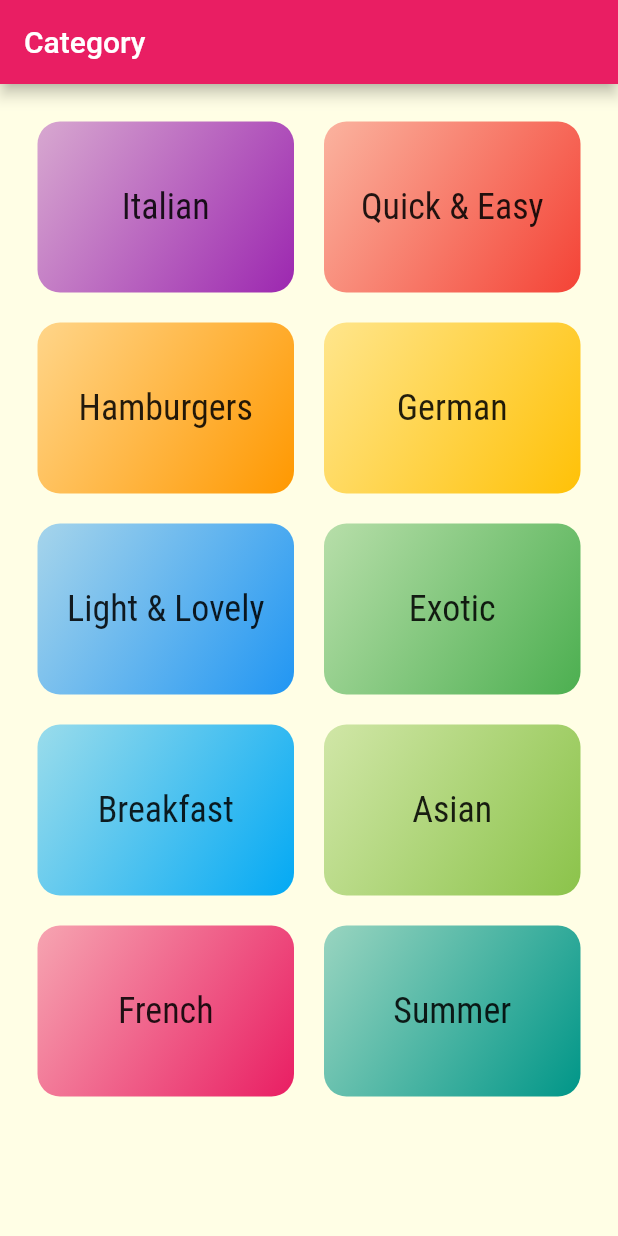
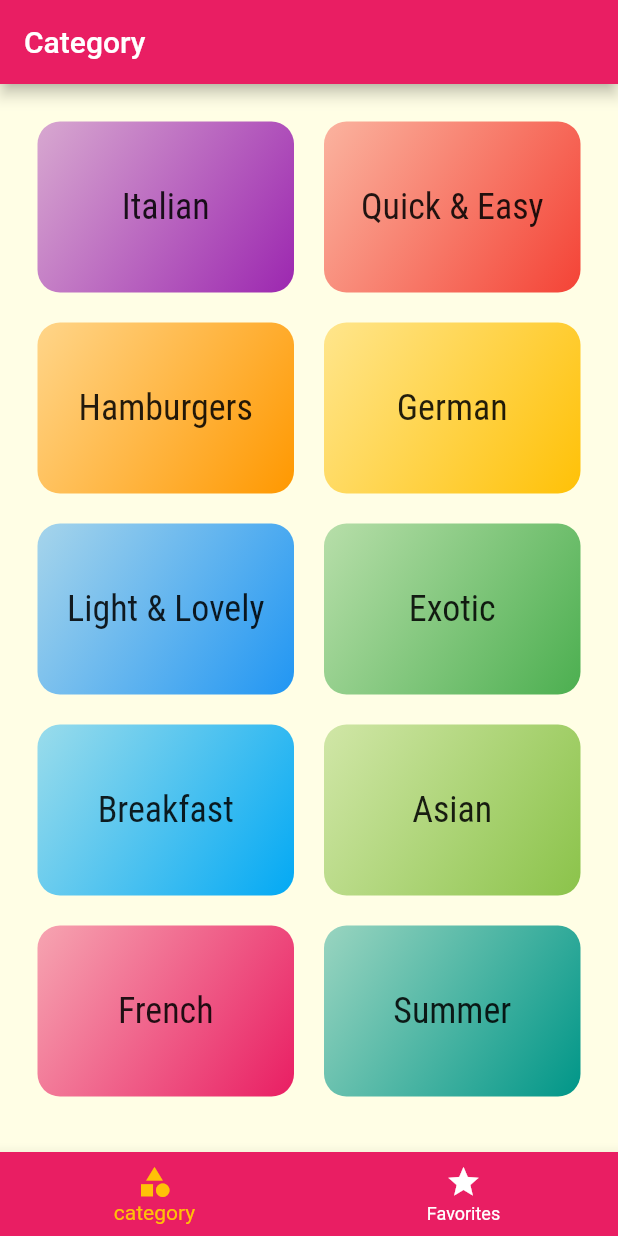
Before and after one commit to zakiabuqaoud/MealApp, a Flutter app: the screen it shows after launch, on a phone screen of 412 x 824 dp. Run offline on Flutter 3.47's test engine with Material 2 defaults, Android fonts, the phone set to English and light mode, and no system bars.

Commit message:
create botom navigator bar 10

```diff
--- a/lib/main.dart
+++ b/lib/main.dart
@@ -2,6 +2,7 @@ import 'package:flutter/material.dart';
 import 'package:meal_app/screens/CategoriesScreen.dart';
 import 'package:meal_app/screens/MealScreen.dart';
 import 'package:meal_app/screens/MealDetails.dart';
+import 'package:meal_app/screens/TabsScreen.dart';
 
 
 void main() {
@@ -28,8 +29,8 @@ class MyApp extends StatelessWidget {
           )
         ),
       ),
-      home: const MyHomePage(title: 'Flutter Demo Home Page'),
       routes: {
+        "/":(context) => TabsScreen(),
         CategoriesScreen.routeName : (context) => CategoriesScreen(),
         MealScreen.routeName: (context) => MealScreen(),
         MealDetails.routeName: (context) => MealDetails()
@@ -37,21 +38,3 @@ class MyApp extends StatelessWidget {
     );
   }
 }
-
-class MyHomePage extends StatefulWidget {
-  const MyHomePage({super.key, required this.title});
-
-  final String title;
-
-  @override
-  State<MyHomePage> createState() => _MyHomePageState();
-}
-
-class _MyHomePageState extends State<MyHomePage> {
-
-
-  @override
-  Widget build(BuildContext context) {
-    return CategoriesScreen();
-  }
-}
--- a/lib/screens/CategoriesScreen.dart
+++ b/lib/screens/CategoriesScreen.dart
@@ -10,9 +10,7 @@ class CategoriesScreen extends StatelessWidget {
 
   @override
   Widget build(BuildContext context) {
-    return Scaffold(
-      appBar: AppBar(title: const Text("Category")),
-      body: GridView(
+    return GridView(
         padding: const EdgeInsets.all(25.0),
         gridDelegate: const SliverGridDelegateWithMaxCrossAxisExtent(
           maxCrossAxisExtent: 200,
@@ -21,7 +19,6 @@ class CategoriesScreen extends StatelessWidget {
           mainAxisSpacing: 20
         ),
         children: DUMMY_CATEGORIES.map((categoryData) => CategoriesItem(id: categoryData.id, title: categoryData.title, color: categoryData.color)).toList(),
-      ),
-    );
+      );
   }
 }
--- /dev/null
+++ b/lib/screens/FavoritesScreen.dart
@@ -0,0 +1,17 @@
+import 'package:flutter/material.dart';
+
+class FavoritesScreen extends StatefulWidget {
+  const FavoritesScreen({Key? key}) : super(key: key);
+
+  @override
+  State<FavoritesScreen> createState() => _FavoritesScreenState();
+}
+
+class _FavoritesScreenState extends State<FavoritesScreen> {
+  @override
+  Widget build(BuildContext context) {
+    return const Center(
+      child:  Text("Favorites"),
+    );
+  }
+}
--- /dev/null
+++ b/lib/screens/TabsScreen.dart
@@ -0,0 +1,54 @@
+import 'package:flutter/material.dart';
+import 'package:meal_app/screens/CategoriesScreen.dart';
+import 'package:meal_app/screens/FavoritesScreen.dart';
+
+class TabsScreen extends StatefulWidget {
+
+  @override
+  State<TabsScreen> createState() => _TabsScreenState();
+}
+
+class _TabsScreenState extends State<TabsScreen> {
+  final List<Map<String, Object>> pages = [
+    {"page": CategoriesScreen(), "title": "Category"},
+    {"page": const FavoritesScreen(), "title": "Your Favorites"}
+  ];
+  int selectTabIndex = 0;
+
+  void selectTab(int value) {
+    setState(() {
+      selectTabIndex = value;
+    });
+  }
+//
+  @override
+  Widget build(BuildContext context) {
+    return DefaultTabController(
+      length: 2,
+      child: Scaffold(
+        appBar: AppBar(
+          title: Text(pages[selectTabIndex]["title"] as String),
+        ),
+        body: pages[selectTabIndex]["page"] as Widget,
+        bottomNavigationBar: BottomNavigationBar(
+
+          backgroundColor: Theme.of(context).primaryColor,
+          selectedItemColor: Theme.of(context).accentColor,
+          unselectedItemColor: Colors.white,
+          currentIndex: selectTabIndex,
+          onTap: selectTab,
+          items: const [
+            BottomNavigationBarItem(
+              icon: Icon(Icons.category),
+              label: "category"
+            ),
+            BottomNavigationBarItem(
+              icon: Icon(Icons.star),
+              label: "Favorites"
+            )
+          ],
+        ),
+      ),
+    );
+  }
+}
```
